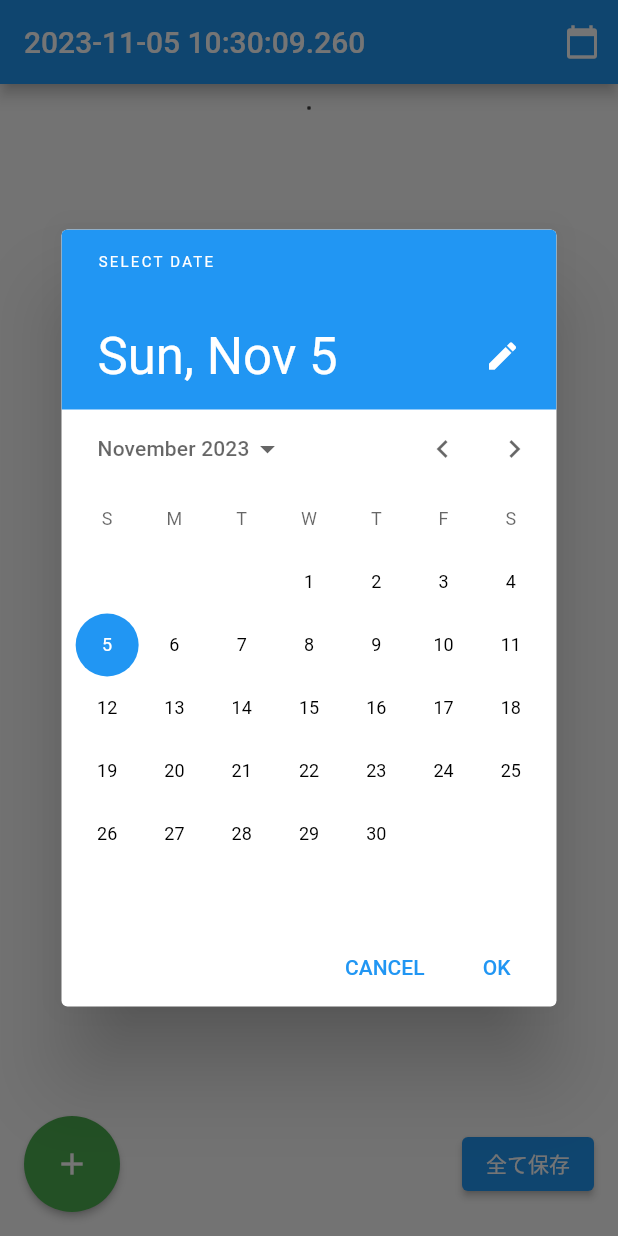
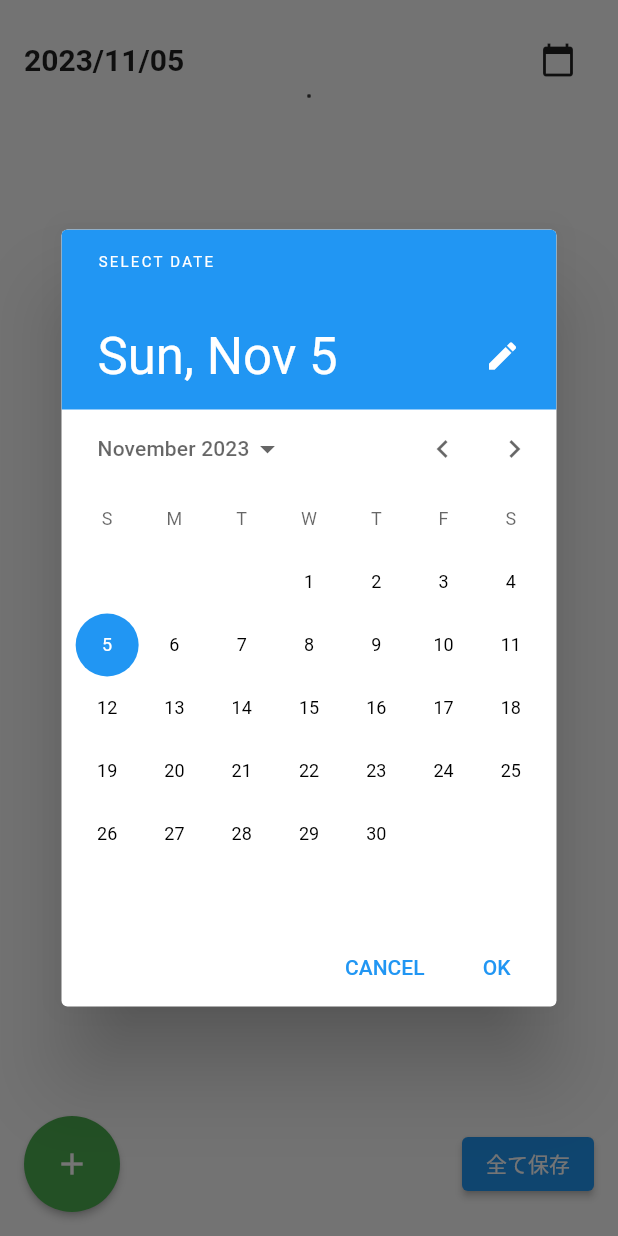
Before and after one commit to carl0967/TodoAndHistoryApp, a Flutter app: the HistoryScreen screen opened directly, after a tap on the "calendar today" icon, on a phone screen of 412 x 824 dp. Run offline on Flutter 3.47's test engine with Material 2 defaults, Android fonts, the phone set to English and light mode, and no system bars; our stand-ins replace file_picker, flutter_riverpod, hooks_riverpod, shared_preferences; accounts and stored records are empty.

Commit message:
clearボタンを追加/history画面の表示修正

```diff
--- a/lib/provider/task_provider.dart
+++ b/lib/provider/task_provider.dart
@@ -26,6 +26,11 @@ final taskListProvider = StateNotifierProvider<TaskNotifier, List<Task>>((ref) {
 
 class TaskNotifier extends StateNotifier<List<Task>> {
   TaskNotifier() : super([]);
+
+  void clear() {
+    state = state..clear();
+    saveTasksToPrefs();
+  }
 
   // ファイルを選択して読み込むメソッド
   Future<void> importJson() async {
--- a/lib/view/screen/history_screen.dart
+++ b/lib/view/screen/history_screen.dart
@@ -1,5 +1,6 @@
 import 'package:flutter/material.dart';
 import 'package:flutter_riverpod/flutter_riverpod.dart';
+import 'package:intl/intl.dart';
 import 'package:src/model/status_change.dart';
 
 import '../../model/task.dart';
@@ -83,20 +84,29 @@ class _HistoryScreenState extends ConsumerState<HistoryScreen> {
 
   @override
   Widget build(BuildContext context) {
+    final String formattedDate = DateFormat('yyyy/MM/dd').format(selectedDate);
+
     return Scaffold(
-      appBar: AppBar(
-        title: Text(selectedDate.toString()),
-        actions: <Widget>[
-          IconButton(
-            icon: Icon(Icons.calendar_today),
-            onPressed: () => _selectDate(context),
-          ),
-        ],
-      ),
       body: Padding(
         padding: const EdgeInsets.all(16.0),
         child: Column(
           children: [
+            Row(
+              mainAxisAlignment: MainAxisAlignment.spaceBetween,
+              children: [
+                Text(
+                  formattedDate, // フォーマットされた日付を表示
+                  style: TextStyle(
+                    fontSize: 20.0,
+                    fontWeight: FontWeight.bold,
+                  ),
+                ),
+                IconButton(
+                  icon: Icon(Icons.calendar_today),
+                  onPressed: () => _selectDate(context),
+                ),
+              ],
+            ),
             Expanded(
               child: SingleChildScrollView(
                 child: Table(
--- a/lib/view/screen/tab_screen.dart
+++ b/lib/view/screen/tab_screen.dart
@@ -50,6 +50,12 @@ class TabScreen extends ConsumerWidget {
                   ref.read(taskListProvider.notifier).importJson();
                 },
               ),
+              ListTile(
+                title: Text('Clear'),
+                onTap: () {
+                  ref.read(taskListProvider.notifier).clear();
+                },
+              ),
             ],
           ),
         ),
```
